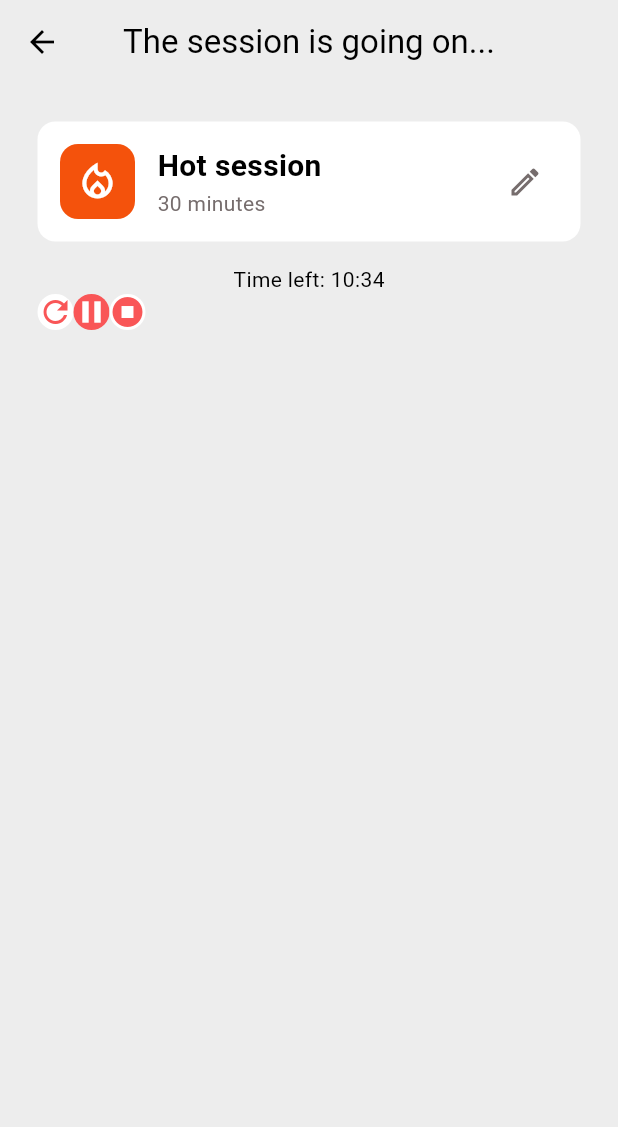
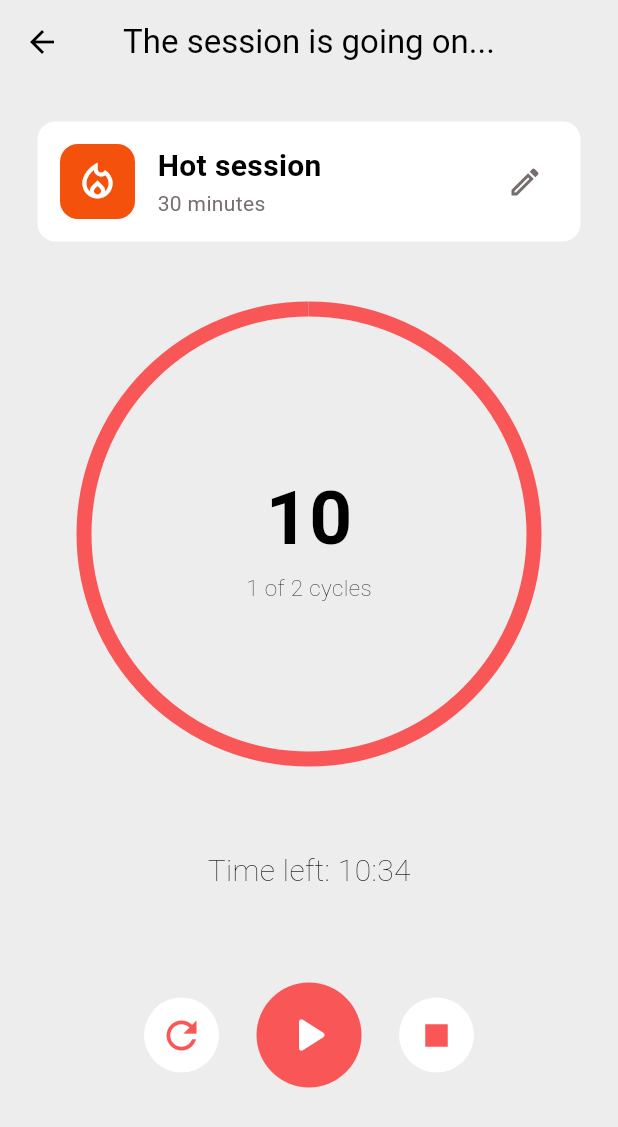
Before and after one commit to karishka1222/Contrast-Shower-app-on-Flutter, a Flutter app: the TimerPage screen opened by its route, on a phone screen of 412 x 824 dp. Shown: the top 1127 px of the screen. Run offline on Flutter 3.47's test engine with Material 3 defaults, Android fonts, the light colour scheme and no system bars.

Commit message:
feat: added timer functionality

```diff
--- a/lib/components/round_button.dart
+++ b/lib/components/round_button.dart
@@ -4,16 +4,22 @@ class RoundButton extends StatelessWidget {
   final Color backgroundColor;
   final IconData icon;
   final Color colorIcon;
+  final double iconSize;
+  final void Function()? onTap;
   const RoundButton({
     super.key,
     required this.backgroundColor,
     required this.icon,
     required this.colorIcon,
+    required this.iconSize,
+    required this.onTap,
   });
 
   @override
   Widget build(BuildContext context) {
-    return Container(
+    return GestureDetector(
+      onTap: onTap,
+      child: Container(
         decoration: BoxDecoration(
           color: backgroundColor,
           shape: BoxShape.circle,
@@ -21,6 +27,8 @@ class RoundButton extends StatelessWidget {
         child: Icon(
           icon,
           color: colorIcon,
+          size: iconSize,
+        ),
       ),
     );
   }
--- a/lib/pages/timer_page.dart
+++ b/lib/pages/timer_page.dart
@@ -1,9 +1,41 @@
+import 'dart:async';
+
 import 'package:contrast_shower/components/round_button.dart';
 import 'package:contrast_shower/components/sessions.dart';
 import 'package:flutter/material.dart';
 
-class TimerPage extends StatelessWidget {
+class TimerPage extends StatefulWidget {
   const TimerPage({super.key});
+
+  @override
+  State<TimerPage> createState() => _TimerPageState();
+}
+
+class _TimerPageState extends State<TimerPage> {
+  int sessionTime = 10;
+  int timeLeft = 10;
+  bool isRunning = false;
+  Timer? _timer;
+
+  @override
+  void dispose() {
+    _timer?.cancel();
+    super.dispose();
+  }
+
+  void _startCountDown() {
+    isRunning = true;
+    _timer = Timer.periodic(Duration(seconds: 1), (timer) {
+      setState(() {
+        if (timeLeft > 0) {
+          timeLeft--;
+        } else {
+          timer.cancel();
+          isRunning = false;
+        }
+      });
+    });
+  }
 
   @override
   Widget build(BuildContext context) {
@@ -17,6 +49,7 @@ class TimerPage extends StatelessWidget {
       body: Padding(
         padding: const EdgeInsets.all(25),
         child: Column(
+          mainAxisAlignment: MainAxisAlignment.start,
           children: [
             Sessions(
               title: "Hot session",
@@ -24,23 +57,146 @@ class TimerPage extends StatelessWidget {
               color: Color(0xFFF4520C),
               icon: Icons.local_fire_department_outlined,
             ),
-            Text("Time left: 10:34"),
+            const SizedBox(
+              height: 30,
+            ),
+            Stack(
+              alignment: Alignment.center,
+              children: [
+                SizedBox(
+                  height: 300,
+                  width: 300,
+                  child: CircularProgressIndicator(
+                    value: timeLeft / 10,
+                    strokeWidth: 10,
+                  ),
+                ),
+                Column(
+                  mainAxisAlignment: MainAxisAlignment.center,
+                  children: [
+                    Text(
+                      timeLeft.toString(),
+                      style: TextStyle(
+                        color: Theme.of(context).colorScheme.inversePrimary,
+                        fontWeight: FontWeight.w600,
+                        fontSize: 50,
+                      ),
+                    ),
+                    Text(
+                      "1 of 2 cycles",
+                      style: TextStyle(
+                        color: Theme.of(context).colorScheme.inversePrimary,
+                        fontWeight: FontWeight.w200,
+                        fontSize: 15,
+                      ),
+                    ),
+                  ],
+                ),
+              ],
+            ),
+            const SizedBox(
+              height: 60,
+            ),
+            Text(
+              "Time left: 10:34",
+              style: TextStyle(
+                color: Theme.of(context).colorScheme.inversePrimary,
+                fontWeight: FontWeight.w200,
+                fontSize: 20,
+              ),
+            ),
+            const SizedBox(
+              height: 60,
+            ),
             Row(
+              mainAxisAlignment: MainAxisAlignment.center,
+              crossAxisAlignment: CrossAxisAlignment.center,
               children: [
-                RoundButton(
+                SizedBox(
+                  height: 50,
+                  width: 50,
+                  child: RoundButton(
                     backgroundColor: Theme.of(context).colorScheme.secondary,
                     icon: Icons.refresh,
                     colorIcon: Theme.of(context).colorScheme.primary,
+                    iconSize: 30,
+                    onTap: () {
+                      setState(() {
+                        _timer?.cancel();
+                        timeLeft = sessionTime;
+                        isRunning = false;
+                      });
+                    },
                   ),
-                RoundButton(
+                ),
+                const SizedBox(
+                  width: 25,
+                ),
+                SizedBox(
+                  height: 70,
+                  width: 70,
+                  child: RoundButton(
                     backgroundColor: Theme.of(context).colorScheme.primary,
-                  icon: Icons.pause_outlined,
+                    icon: isRunning
+                        ? Icons.pause_outlined
+                        : Icons.play_arrow_rounded,
                     colorIcon: Theme.of(context).colorScheme.secondary,
+                    iconSize: 40,
+                    onTap: () {
+                      if (isRunning) {
+                        setState(() {
+                          isRunning = false;
+                        });
+                        _timer?.cancel();
+                      } else {
+                        _startCountDown();
+                      }
+                    },
                   ),
-                RoundButton(
+                ),
+                const SizedBox(
+                  width: 25,
+                ),
+                SizedBox(
+                  height: 50,
+                  width: 50,
+                  child: RoundButton(
                     backgroundColor: Theme.of(context).colorScheme.secondary,
-                  icon: Icons.stop_circle,
+                    icon: Icons.stop,
                     colorIcon: Theme.of(context).colorScheme.primary,
+                    iconSize: 30,
+                    onTap: () {
+                      _timer?.cancel();
+                      setState(() {
+                        isRunning = false;
+                      });
+                      showDialog(
+                        context: context,
+                        builder: (BuildContext context) {
+                          return AlertDialog(
+                            title: Text('Confirmation'),
+                            content: const Text(
+                                'Are you sure you want to stop this session?'),
+                            actions: <Widget>[
+                              TextButton(
+                                child: Text('Cancel'),
+                                onPressed: () {
+                                  Navigator.of(context).pop();
+                                },
+                              ),
+                              TextButton(
+                                child: Text('Yes'),
+                                onPressed: () {
+                                  Navigator.of(context).pop();
+                                  Navigator.pushNamed(context, "/summary");
+                                },
+                              ),
+                            ],
+                          );
+                        },
+                      );
+                    },
+                  ),
                 ),
               ],
             ),
--- a/lib/theme/theme.dart
+++ b/lib/theme/theme.dart
@@ -1,7 +1,7 @@
 import 'package:flutter/material.dart';
 
 ThemeData lightMode = ThemeData(
-  colorScheme: ColorScheme.light(
+  colorScheme: const ColorScheme.light(
     surface: Color(0xFFEDEDED),
     primary: Color(0xFFF95657),
     secondary: Colors.white,
@@ -11,7 +11,7 @@ ThemeData lightMode = ThemeData(
 );
 
 ThemeData darkMode = ThemeData(
-  colorScheme: ColorScheme.dark(
+  colorScheme: const ColorScheme.dark(
     surface: Color(0xFFEDEDED),
     primary: Color(0xFFF95657),
     secondary: Colors.white,
```
Lines whose indentation alone changed are shown as unchanged.
